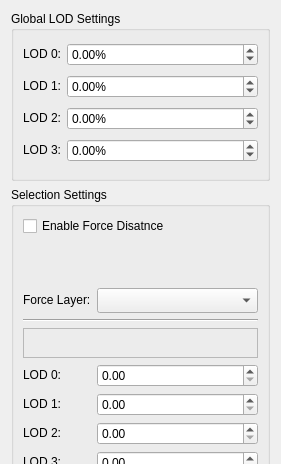
This is Tools/ResourceEditor/DataQt/LODEditor.ui in xaoctech/dava.engine as Qt 5 draws it before an edit; both pictures show x 0 to 281 and y 0 to 464 of the 281 by 692 pixel window. The edited form follows.
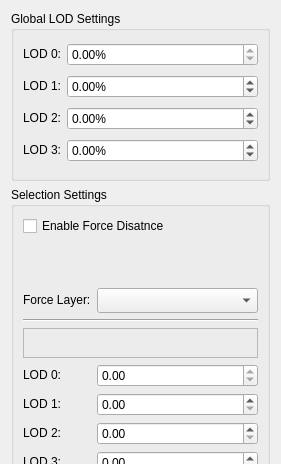
This is the edited form. Custom widgets are drawn as their Qt base class.

Diff of the .ui file:
```diff
--- a/Tools/ResourceEditor/DataQt/LODEditor.ui
+++ b/Tools/ResourceEditor/DataQt/LODEditor.ui
@@ -61,6 +61,9 @@
             <verstretch>0</verstretch>
            </sizepolicy>
           </property>
+          <property name="readOnly">
+           <bool>true</bool>
+          </property>
           <property name="suffix">
            <string>%</string>
           </property>
@@ -235,6 +238,9 @@
             <verstretch>0</verstretch>
            </sizepolicy>
           </property>
+          <property name="readOnly">
+           <bool>true</bool>
+          </property>
           <property name="suffix">
            <string/>
           </property>
```
